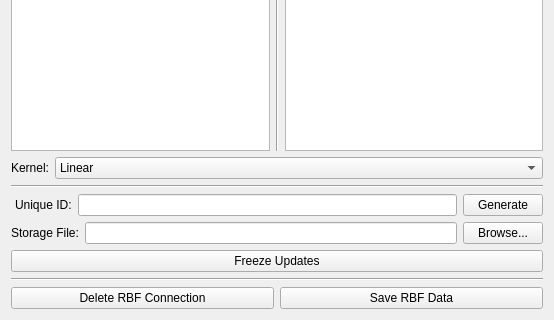
sburdick-code/MayaScripts, file SimonsSandbox/RBFManagerWidget.ui: the form before one commit; both pictures show x 0 to 554 and y 174 to 494 of the 554 by 494 pixel window.
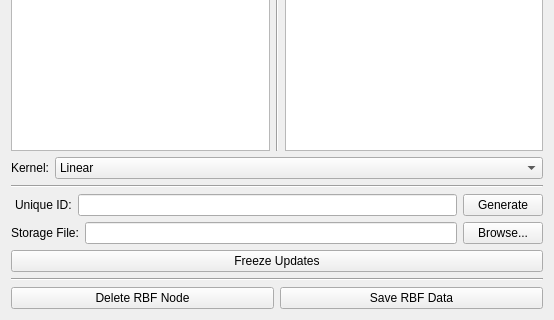
The form after the commit.

Commit message: RBF v0.01 complete

What changed in the file:
```diff
--- a/SimonsSandbox/RBFManagerWidget.ui
+++ b/SimonsSandbox/RBFManagerWidget.ui
@@ -378,7 +378,7 @@
      <item>
       <widget class="QPushButton" name="Delete_Button">
        <property name="text">
-        <string>Delete RBF Connection</string>
+        <string>Delete RBF Node</string>
        </property>
       </widget>
      </item>
```
Left out of the diff: 6 changed lines with no effect on the pictures. The commit also changes 2 other files.
